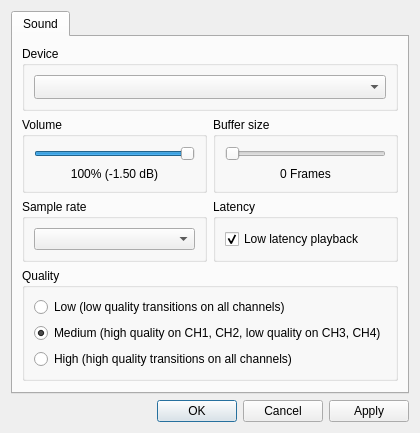
stoneface86/trackerboy, file ui/designer/ConfigDialog.ui: the form before one commit.
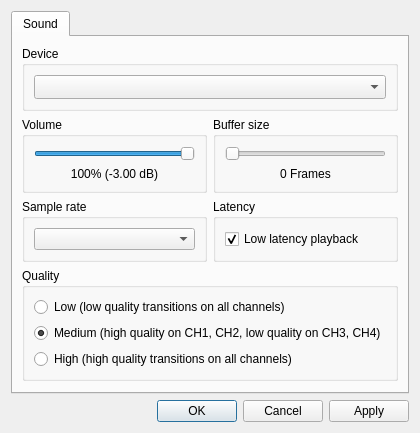
The form after the commit.

```diff
--- a/ui/designer/ConfigDialog.ui
+++ b/ui/designer/ConfigDialog.ui
@@ -114,7 +114,7 @@
             <item>
              <widget class="QLabel" name="mVolumeLabel">
               <property name="text">
-               <string>100% (-1.50 dB)</string>
+               <string>100% (-3.00 dB)</string>
               </property>
               <property name="alignment">
                <set>Qt::AlignCenter</set>
```
